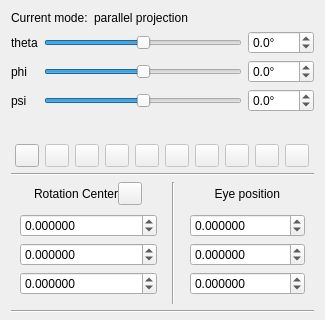
The window that qCC/ui_templates/cameraParamDlg.ui (CloudCompare/CloudCompare) describes before a commit, drawn with Qt 5; both pictures show x 0 to 325 and y 0 to 320 of the 325 by 560 pixel window.
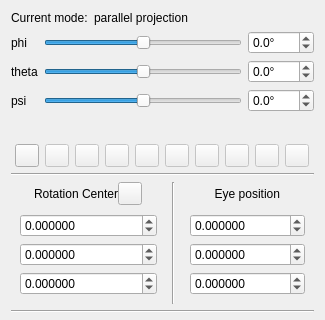
The same window after the commit. Icons and pictures are not drawn.

Commit message: The whole Euler angles mechanism needs to be checked again...

Diff of the .ui file:
```diff
--- a/qCC/ui_templates/cameraParamDlg.ui
+++ b/qCC/ui_templates/cameraParamDlg.ui
@@ -40,66 +40,15 @@
    </item>
    <item>
     <layout class="QGridLayout" name="gridLayout">
-     <item row="0" column="0">
+     <item row="1" column="0">
       <widget class="QLabel" name="label">
        <property name="text">
         <string>theta</string>
        </property>
       </widget>
      </item>
-     <item row="0" column="1">
-      <widget class="QSlider" name="thetaSlider">
-       <property name="minimumSize">
-        <size>
-         <width>120</width>
-         <height>0</height>
-        </size>
-       </property>
-       <property name="minimum">
-        <number>-1800</number>
-       </property>
-       <property name="maximum">
-        <number>1800</number>
-       </property>
-       <property name="singleStep">
-        <number>10</number>
-       </property>
-       <property name="pageStep">
-        <number>100</number>
-       </property>
-       <property name="orientation">
-        <enum>Qt::Horizontal</enum>
-       </property>
-      </widget>
-     </item>
-     <item row="0" column="2">
-      <widget class="QDoubleSpinBox" name="thetaSpinBox">
-       <property name="suffix">
-        <string>°</string>
-       </property>
-       <property name="decimals">
-        <number>1</number>
-       </property>
-       <property name="minimum">
-        <double>-180.000000000000000</double>
-       </property>
-       <property name="maximum">
-        <double>180.000000000000000</double>
-       </property>
-       <property name="singleStep">
-        <double>0.100000000000000</double>
-       </property>
-      </widget>
-     </item>
-     <item row="1" column="0">
-      <widget class="QLabel" name="label_2">
-       <property name="text">
-        <string>phi</string>
-       </property>
-      </widget>
-     </item>
      <item row="1" column="1">
-      <widget class="QSlider" name="phiSlider">
+      <widget class="QSlider" name="thetaSlider">
        <property name="minimumSize">
         <size>
          <width>120</width>
@@ -124,7 +73,7 @@
       </widget>
      </item>
      <item row="1" column="2">
-      <widget class="QDoubleSpinBox" name="phiSpinBox">
+      <widget class="QDoubleSpinBox" name="thetaSpinBox">
        <property name="suffix">
         <string>°</string>
        </property>
@@ -193,6 +142,57 @@
        </property>
       </widget>
      </item>
+     <item row="0" column="2">
+      <widget class="QDoubleSpinBox" name="phiSpinBox">
+       <property name="suffix">
+        <string>°</string>
+       </property>
+       <property name="decimals">
+        <number>1</number>
+       </property>
+       <property name="minimum">
+        <double>-180.000000000000000</double>
+       </property>
+       <property name="maximum">
+        <double>180.000000000000000</double>
+       </property>
+       <property name="singleStep">
+        <double>0.100000000000000</double>
+       </property>
+      </widget>
+     </item>
+     <item row="0" column="1">
+      <widget class="QSlider" name="phiSlider">
+       <property name="minimumSize">
+        <size>
+         <width>120</width>
+         <height>0</height>
+        </size>
+       </property>
+       <property name="minimum">
+        <number>-1800</number>
+       </property>
+       <property name="maximum">
+        <number>1800</number>
+       </property>
+       <property name="singleStep">
+        <number>10</number>
+       </property>
+       <property name="pageStep">
+        <number>100</number>
+       </property>
+       <property name="orientation">
+        <enum>Qt::Horizontal</enum>
+       </property>
+      </widget>
+     </item>
+     <item row="0" column="0">
+      <widget class="QLabel" name="label_2">
+       <property name="text">
+        <string>phi</string>
+       </property>
+      </widget>
+     </item>
     </layout>
    </item>
    <item>
```
Left out of the diff: 6 changed lines with no effect on the pictures. The commit also changes 1 other file.
